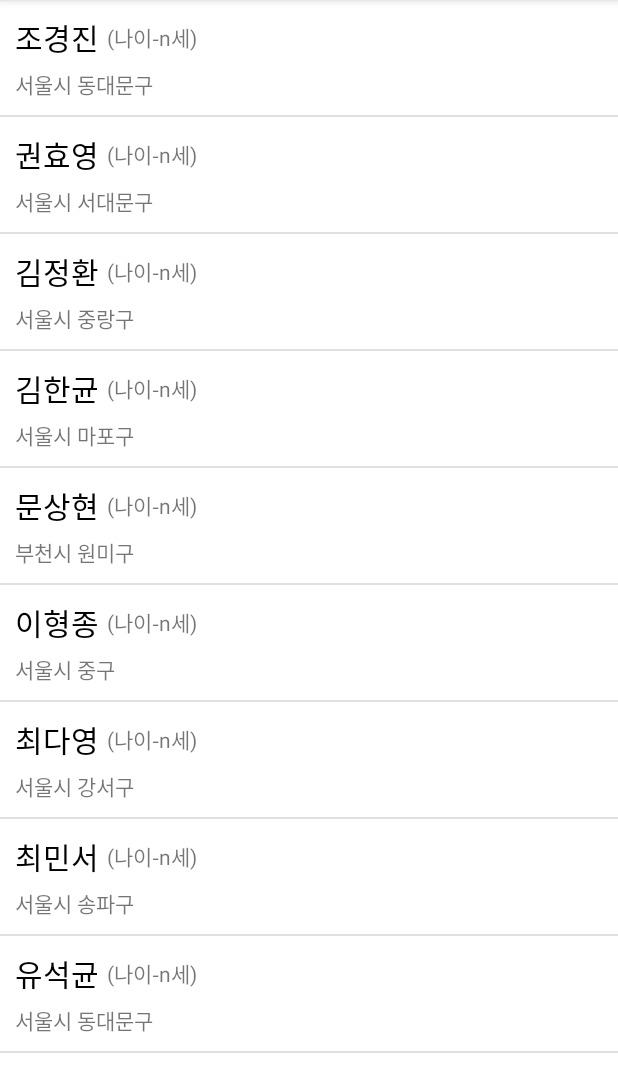
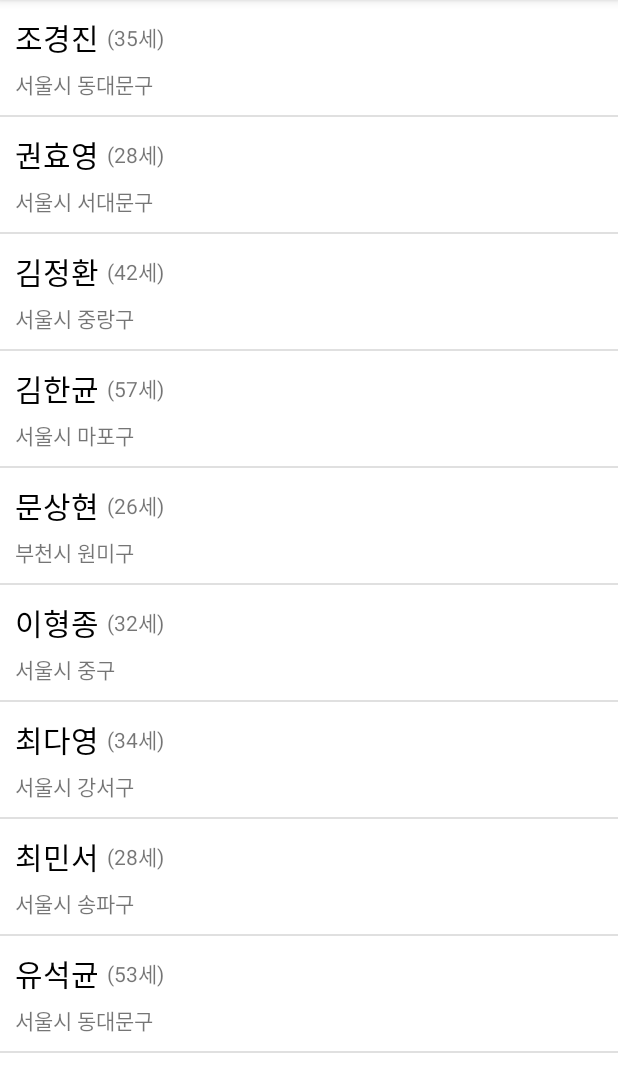
Before and after one commit to nepp-plus/ListView_20220226, an Android app: the screen it shows after launch (MainActivity), on a phone screen of 412 x 824 dp, the part 84-1175 px from its top. Run offline under Robolectric (Android 15) with nearby library versions, the phone set to English and light mode, and no system bars.

Commit message:
나이 계산 공식 결과를 리스트뷰에 반영

```diff
--- a/app/src/main/java/com/neppplus/listview_20220226/adapters/StudentAdapter.kt
+++ b/app/src/main/java/com/neppplus/listview_20220226/adapters/StudentAdapter.kt
@@ -46,6 +46,10 @@ class StudentAdapter(
         txtAddress.text = data.address
 
 
+        val age = 2022 - data.birthYear + 1
+        txtAge.text = "(${age}세)"
+
+
 //        반영된 채로 결과로 나가게
         return row
     }
```
